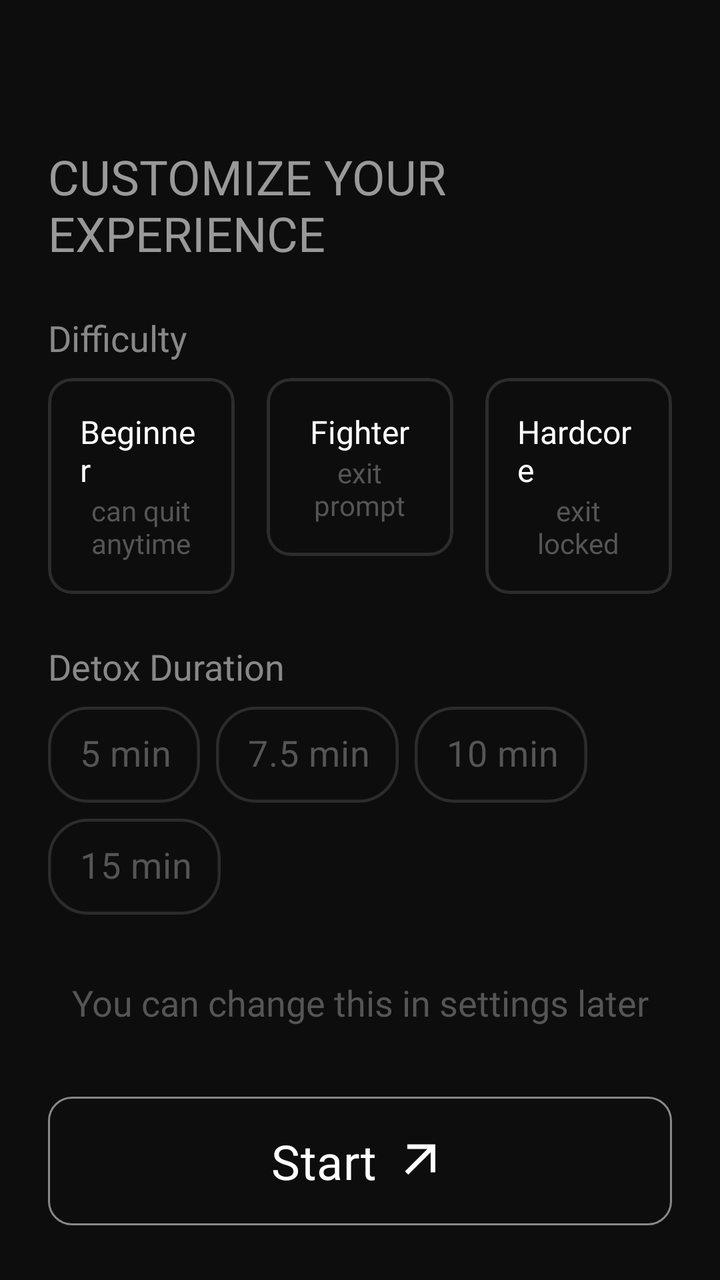
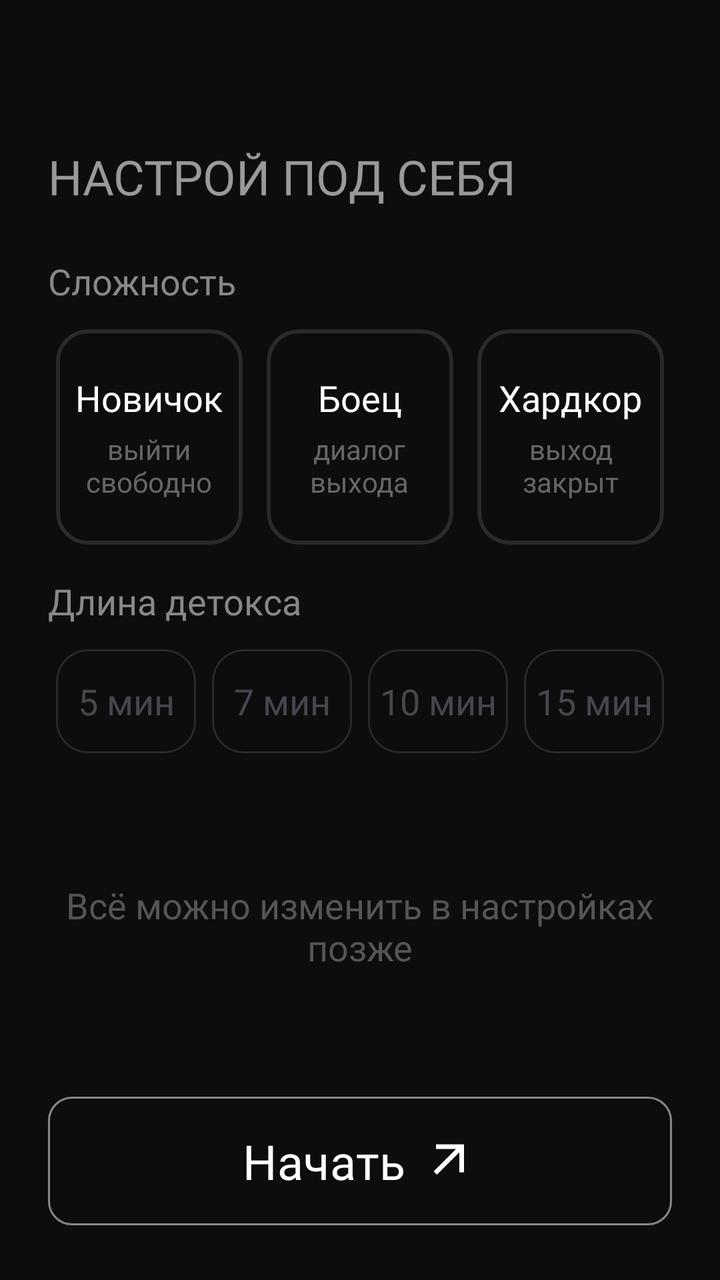

Compare the two renders of this Android layout. The source of the first and the diff that turns it into the second are given below.
<!-- AndroidManifest.xml: application theme Theme.BoredomFocus -->
<!-- res/layout/onboarding_fragment_third.xml -->
<?xml version="1.0" encoding="utf-8"?>
<androidx.constraintlayout.widget.ConstraintLayout xmlns:android="http://schemas.android.com/apk/res/android"
    xmlns:app="http://schemas.android.com/apk/res-auto"
    xmlns:tools="http://schemas.android.com/tools"
    android:id="@+id/onboarding3"
    android:layout_width="match_parent"
    android:layout_height="match_parent"
    android:background="#0D0D0D"
    android:padding="24dp">

    <TextView
        android:id="@+id/tvOnboarding3Title"
        android:layout_width="wrap_content"
        android:layout_height="wrap_content"
        android:fontFamily="@font/inter_medium"
        android:text="Customize Your Experience"
        android:textAllCaps="true"
        android:textColor="#999999"
        android:textSize="24sp"
        android:layout_marginTop="48dp"
        app:layout_constraintStart_toStartOf="parent"
        app:layout_constraintTop_toTopOf="parent" />

    <TextView
        android:id="@+id/tvOnboarding3Difficulty"
        android:layout_width="wrap_content"
        android:layout_height="wrap_content"
        android:text="Difficulty"
        android:fontFamily="@font/inter_regular"
        android:textSize="18sp"
        android:textColor="#888888"
        android:layout_marginTop="24dp"
        android:paddingBottom="8dp"
        app:layout_constraintStart_toStartOf="parent"
        app:layout_constraintTop_toBottomOf="@+id/tvOnboarding3Title" />

    <com.google.android.material.card.MaterialCardView
        android:id="@+id/cardOnboarding3Beginner"
        android:layout_width="0dp"
        android:layout_height="wrap_content"
        android:layout_weight="1"
        android:checkable="true"
        android:clickable="true"
        android:focusable="true"
        app:cardBackgroundColor="#0D0D0D"
        app:layout_constraintEnd_toStartOf="@+id/cardOnboarding3Fighter"
        app:layout_constraintHorizontal_bias="0.5"
        app:layout_constraintStart_toStartOf="parent"
        app:layout_constraintTop_toBottomOf="@+id/tvOnboarding3Difficulty"
        app:strokeColor="@color/stroke_beginner"
        app:strokeWidth="1.5dp">

        <LinearLayout
            android:layout_width="match_parent"
            android:layout_height="match_parent"
            android:gravity="center"
            android:orientation="vertical"
            android:padding="16dp">

            <TextView
                android:layout_width="wrap_content"
                android:layout_height="wrap_content"
                android:fontFamily="@font/inter_bold"
                android:text="Beginner"
                android:textColor="@color/white"
                android:textSize="16sp" />

            <TextView
                android:layout_width="wrap_content"
                android:layout_height="wrap_content"
                android:fontFamily="@font/inter_regular"
                android:text="can quit\nanytime"
                android:textColor="#555555" />
        </LinearLayout>
    </com.google.android.material.card.MaterialCardView>

    <com.google.android.material.card.MaterialCardView
        android:id="@+id/cardOnboarding3Fighter"
        android:layout_width="0dp"
        android:layout_height="wrap_content"
        android:layout_weight="1"
        android:checkable="true"
        android:clickable="true"
        android:focusable="true"
        app:cardBackgroundColor="#0D0D0D"
        app:layout_constraintEnd_toStartOf="@+id/cardOnboarding3Hardcore"
        app:layout_constraintHorizontal_bias="0.5"
        app:layout_constraintStart_toEndOf="@+id/cardOnboarding3Beginner"
        app:layout_constraintTop_toBottomOf="@+id/tvOnboarding3Difficulty"
        app:strokeColor="@color/stroke_fighter"
        app:strokeWidth="1.5dp"
        android:layout_marginHorizontal="16dp">

        <LinearLayout
            android:layout_width="match_parent"
            android:layout_height="match_parent"
            android:gravity="center"
            android:orientation="vertical"
            android:padding="16dp">

            <TextView
                android:layout_width="wrap_content"
                android:layout_height="wrap_content"
                android:fontFamily="@font/inter_bold"
                android:text="Fighter"
                android:textColor="@color/white"
                android:textSize="16sp" />

            <TextView
                android:layout_width="wrap_content"
                android:layout_height="wrap_content"
                android:fontFamily="@font/inter_regular"
                android:text="exit\nprompt"
                android:textAlignment="center"
                android:textColor="#555555" />
        </LinearLayout>
    </com.google.android.material.card.MaterialCardView>

    <com.google.android.material.card.MaterialCardView
        android:id="@+id/cardOnboarding3Hardcore"
        android:layout_width="0dp"
        android:layout_height="wrap_content"
        android:layout_weight="1"
        android:checkable="true"
        android:clickable="true"
        android:focusable="true"
        app:cardBackgroundColor="#0D0D0D"
        app:layout_constraintEnd_toEndOf="parent"
        app:layout_constraintHorizontal_bias="0.5"
        app:layout_constraintStart_toEndOf="@+id/cardOnboarding3Fighter"
        app:layout_constraintTop_toBottomOf="@+id/tvOnboarding3Difficulty"
        app:strokeColor="@color/stroke_hardcore"
        app:strokeWidth="1.5dp">

        <LinearLayout
            android:layout_width="match_parent"
            android:layout_height="match_parent"
            android:gravity="center"
            android:orientation="vertical"
            android:padding="16dp">

            <TextView
                android:layout_width="wrap_content"
                android:layout_height="wrap_content"
                android:fontFamily="@font/inter_bold"
                android:text="Hardcore"
                android:textColor="@color/white"
                android:textSize="16sp" />

            <TextView
                android:layout_width="wrap_content"
                android:layout_height="wrap_content"
                android:fontFamily="@font/inter_regular"
                android:text="exit\nlocked"
                android:textAlignment="center"
                android:textColor="#555555" />
        </LinearLayout>
    </com.google.android.material.card.MaterialCardView>


    <TextView
        android:id="@+id/tvOnboarding3DetoxDuration"
        android:layout_width="wrap_content"
        android:layout_height="wrap_content"
        android:text="Detox Duration"
        android:fontFamily="@font/inter_regular"
        android:textSize="18sp"
        android:textColor="#888888"
        android:layout_marginTop="24dp"
        android:paddingBottom="8dp"
        app:layout_constraintStart_toStartOf="parent"
        app:layout_constraintTop_toBottomOf="@+id/cardOnboarding3Beginner" />

    <com.google.android.material.chip.ChipGroup
        android:id="@+id/cgOnboarding3Duration"
        android:layout_width="match_parent"
        android:layout_height="wrap_content"
        app:layout_constraintEnd_toEndOf="parent"
        app:layout_constraintStart_toStartOf="parent"
        app:layout_constraintTop_toBottomOf="@+id/tvOnboarding3DetoxDuration"
        app:singleSelection="true">

        <com.google.android.material.chip.Chip
            style="@style/Widget.MaterialComponents.Chip.Choice"
            android:id="@+id/chipOnboarding3Duration1"
            android:layout_width="wrap_content"
            android:layout_height="wrap_content"
            app:chipMinHeight="50dp"
            app:chipStartPadding="8dp"
            app:chipEndPadding="8dp"
            android:backgroundTint="#0D0D0D"
            android:fontFamily="@font/inter_regular"
            android:text="5 min"
            android:textSize="18sp"
            android:textColor="#555555"
            app:chipCornerRadius="20dp"
            app:chipStrokeColor="@color/stroke_beginner"
            app:chipStrokeWidth="1.5dp"/>

        <com.google.android.material.chip.Chip
            style="@style/Widget.MaterialComponents.Chip.Choice"
            android:id="@+id/chipOnboarding3Duration2"
            android:layout_width="wrap_content"
            android:layout_height="wrap_content"
            app:chipMinHeight="50dp"
            app:chipStartPadding="8dp"
            app:chipEndPadding="8dp"
            android:backgroundTint="#0D0D0D"
            android:fontFamily="@font/inter_regular"
            android:text="7.5 min"
            android:textSize="18sp"
            android:textColor="#555555"
            app:chipCornerRadius="20dp"
            app:chipStrokeColor="@color/stroke_beginner"
            app:chipStrokeWidth="1.5dp"/>

        <com.google.android.material.chip.Chip
            style="@style/Widget.MaterialComponents.Chip.Choice"
            android:id="@+id/chipOnboarding3Duration3"
            android:layout_width="wrap_content"
            android:layout_height="wrap_content"
            app:chipMinHeight="50dp"
            app:chipStartPadding="8dp"
            app:chipEndPadding="8dp"
            android:backgroundTint="#0D0D0D"
            android:fontFamily="@font/inter_regular"
            android:text="10 min"
            android:textSize="18sp"
            android:textColor="#555555"
            app:chipCornerRadius="20dp"
            app:chipStrokeColor="@color/stroke_beginner"
            app:chipStrokeWidth="1.5dp"/>

        <com.google.android.material.chip.Chip
            style="@style/Widget.MaterialComponents.Chip.Choice"
            android:id="@+id/chipOnboarding3Duration4"
            android:layout_width="wrap_content"
            android:layout_height="wrap_content"
            app:chipMinHeight="50dp"
            app:chipStartPadding="8dp"
            app:chipEndPadding="8dp"
            android:backgroundTint="#0D0D0D"
            android:fontFamily="@font/inter_regular"
            android:text="15 min"
            android:textSize="18sp"
            android:textColor="#555555"
            app:chipCornerRadius="20dp"
            app:chipStrokeColor="@color/stroke_beginner"
            app:chipStrokeWidth="1.5dp"/>

    </com.google.android.material.chip.ChipGroup>

    <TextView
        android:id="@+id/tvOnboarding3Description"
        android:layout_width="wrap_content"
        android:layout_height="wrap_content"
        android:fontFamily="@font/inter_medium"
        android:text="You can change this in settings later"
        android:textAlignment="center"
        android:textColor="#555555"
        android:textSize="18sp"
        app:layout_constraintBottom_toTopOf="@+id/lineOnboarding3"
        app:layout_constraintEnd_toEndOf="parent"
        app:layout_constraintStart_toStartOf="parent"
        app:layout_constraintTop_toBottomOf="@+id/cgOnboarding3Duration" />

    <androidx.constraintlayout.widget.Guideline
        android:id="@+id/lineOnboarding3"
        android:layout_width="match_parent"
        android:layout_height="match_parent"
        android:orientation="horizontal"
        app:layout_constraintGuide_percent="0.88"/>
    

    <com.google.android.material.button.MaterialButton
        android:id="@+id/btnOnboarding3Start"
        android:layout_width="match_parent"
        android:layout_height="wrap_content"
        android:backgroundTint="#0D0D0D"
        android:fontFamily="@font/inter_bold"
        android:paddingVertical="16dp"
        android:text="Start"
        android:textColor="@color/white"
        android:textSize="24sp"
        app:cornerRadius="12dp"
        app:icon="@drawable/ic_arrow_right_up"
        app:iconGravity="textEnd"
        app:iconSize="28dp"
        app:iconTint="@color/white"
        app:layout_constraintBottom_toBottomOf="parent"
        app:layout_constraintEnd_toEndOf="parent"
        app:layout_constraintHorizontal_bias="0.5"
        app:layout_constraintStart_toStartOf="parent"
        app:layout_constraintTop_toTopOf="@+id/lineOnboarding3"
        app:strokeColor="#888888"
        app:strokeWidth="1dp" />

</androidx.constraintlayout.widget.ConstraintLayout>
<!-- resources referenced by this layout -->
<resources>
  <color name="white">#FFFFFFFF</color>
  <!-- drawable ic_arrow_right_up (drawable) -->
  <vector xmlns:android="http://schemas.android.com/apk/res/android" android:autoMirrored="true" android:height="24dp" android:tint="#000000" android:viewportHeight="960" android:viewportWidth="960" android:width="24dp">
        
      <path android:fillColor="@android:color/white" android:pathData="M256,720L200,664L584,280L240,280L240,200L720,200L720,680L640,680L640,336L256,720Z"/>
      
  </vector>
  <style name="Theme.BoredomFocus" parent="Base.Theme.BoredomFocus" />
  <style name="Base.Theme.BoredomFocus" parent="Theme.Material3.DayNight.NoActionBar">
          
          
      </style>
</resources>

<!-- the commit's change to res/layout/onboarding_fragment_third.xml (unified diff, before → after) -->
@@ -13,7 +13,7 @@
         android:layout_width="wrap_content"
         android:layout_height="wrap_content"
         android:fontFamily="@font/inter_medium"
-        android:text="Customize Your Experience"
+        android:text="Настрой под себя"
         android:textAllCaps="true"
         android:textColor="#999999"
         android:textSize="24sp"
@@ -25,7 +25,7 @@
         android:id="@+id/tvOnboarding3Difficulty"
         android:layout_width="wrap_content"
         android:layout_height="wrap_content"
-        android:text="Difficulty"
+        android:text="Сложность"
         android:fontFamily="@font/inter_regular"
         android:textSize="18sp"
         android:textColor="#888888"
@@ -34,235 +34,242 @@
         app:layout_constraintStart_toStartOf="parent"
         app:layout_constraintTop_toBottomOf="@+id/tvOnboarding3Title" />
 
-    <com.google.android.material.card.MaterialCardView
-        android:id="@+id/cardOnboarding3Beginner"
+    <LinearLayout
+        android:id="@+id/llSettingsDifficultyButtons"
         android:layout_width="0dp"
         android:layout_height="wrap_content"
-        android:layout_weight="1"
-        android:checkable="true"
-        android:clickable="true"
-        android:focusable="true"
-        app:cardBackgroundColor="#0D0D0D"
-        app:layout_constraintEnd_toStartOf="@+id/cardOnboarding3Fighter"
-        app:layout_constraintHorizontal_bias="0.5"
-        app:layout_constraintStart_toStartOf="parent"
-        app:layout_constraintTop_toBottomOf="@+id/tvOnboarding3Difficulty"
-        app:strokeColor="@color/stroke_beginner"
-        app:strokeWidth="1.5dp">
-
-        <LinearLayout
-            android:layout_width="match_parent"
-            android:layout_height="match_parent"
-            android:gravity="center"
-            android:orientation="vertical"
-            android:padding="16dp">
-
-            <TextView
-                android:layout_width="wrap_content"
-                android:layout_height="wrap_content"
-                android:fontFamily="@font/inter_bold"
-                android:text="Beginner"
-                android:textColor="@color/white"
-                android:textSize="16sp" />
-
-            <TextView
-                android:layout_width="wrap_content"
-                android:layout_height="wrap_content"
-                android:fontFamily="@font/inter_regular"
-                android:text="can quit\nanytime"
-                android:textColor="#555555" />
-        </LinearLayout>
-    </com.google.android.material.card.MaterialCardView>
-
-    <com.google.android.material.card.MaterialCardView
-        android:id="@+id/cardOnboarding3Fighter"
-        android:layout_width="0dp"
-        android:layout_height="wrap_content"
-        android:layout_weight="1"
-        android:checkable="true"
-        android:clickable="true"
-        android:focusable="true"
-        app:cardBackgroundColor="#0D0D0D"
-        app:layout_constraintEnd_toStartOf="@+id/cardOnboarding3Hardcore"
-        app:layout_constraintHorizontal_bias="0.5"
-        app:layout_constraintStart_toEndOf="@+id/cardOnboarding3Beginner"
-        app:layout_constraintTop_toBottomOf="@+id/tvOnboarding3Difficulty"
-        app:strokeColor="@color/stroke_fighter"
-        app:strokeWidth="1.5dp"
-        android:layout_marginHorizontal="16dp">
-
-        <LinearLayout
-            android:layout_width="match_parent"
-            android:layout_height="match_parent"
-            android:gravity="center"
-            android:orientation="vertical"
-            android:padding="16dp">
-
-            <TextView
-                android:layout_width="wrap_content"
-                android:layout_height="wrap_content"
-                android:fontFamily="@font/inter_bold"
-                android:text="Fighter"
-                android:textColor="@color/white"
-                android:textSize="16sp" />
-
-            <TextView
-                android:layout_width="wrap_content"
-                android:layout_height="wrap_content"
-                android:fontFamily="@font/inter_regular"
-                android:text="exit\nprompt"
-                android:textAlignment="center"
-                android:textColor="#555555" />
-        </LinearLayout>
-    </com.google.android.material.card.MaterialCardView>
-
-    <com.google.android.material.card.MaterialCardView
-        android:id="@+id/cardOnboarding3Hardcore"
-        android:layout_width="0dp"
-        android:layout_height="wrap_content"
-        android:layout_weight="1"
-        android:checkable="true"
-        android:clickable="true"
-        android:focusable="true"
-        app:cardBackgroundColor="#0D0D0D"
+        android:orientation="horizontal"
+        android:paddingHorizontal="4dp"
+        android:paddingVertical="4dp"
         app:layout_constraintEnd_toEndOf="parent"
-        app:layout_constraintHorizontal_bias="0.5"
-        app:layout_constraintStart_toEndOf="@+id/cardOnboarding3Fighter"
-        app:layout_constraintTop_toBottomOf="@+id/tvOnboarding3Difficulty"
-        app:strokeColor="@color/stroke_hardcore"
-        app:strokeWidth="1.5dp">
-
-        <LinearLayout
-            android:layout_width="match_parent"
-            android:layout_height="match_parent"
-            android:gravity="center"
-            android:orientation="vertical"
-            android:padding="16dp">
-
-            <TextView
-                android:layout_width="wrap_content"
-                android:layout_height="wrap_content"
-                android:fontFamily="@font/inter_bold"
-                android:text="Hardcore"
-                android:textColor="@color/white"
-                android:textSize="16sp" />
-
-            <TextView
-                android:layout_width="wrap_content"
-                android:layout_height="wrap_content"
-                android:fontFamily="@font/inter_regular"
-                android:text="exit\nlocked"
-                android:textAlignment="center"
-                android:textColor="#555555" />
-        </LinearLayout>
-    </com.google.android.material.card.MaterialCardView>
-
+        app:layout_constraintStart_toStartOf="parent"
+        app:layout_constraintTop_toBottomOf="@+id/tvOnboarding3Difficulty">
+
+        <com.google.android.material.card.MaterialCardView
+            android:id="@+id/cardDifficultyBeginner"
+            android:layout_width="0dp"
+            android:layout_height="wrap_content"
+            android:layout_weight="1"
+            app:cardBackgroundColor="@android:color/transparent"
+            app:cardCornerRadius="16dp"
+            app:strokeColor="@color/card_unselected"
+            app:strokeWidth="2dp">
+
+            <LinearLayout
+                android:layout_width="match_parent"
+                android:layout_height="match_parent"
+                android:gravity="center"
+                android:orientation="vertical"
+                android:paddingVertical="22dp">
+
+                <TextView
+                    android:id="@+id/tvDifficultyBeginner"
+                    android:layout_width="wrap_content"
+                    android:layout_height="wrap_content"
+                    android:fontFamily="@font/inter_bold"
+                    android:text="Новичок"
+                    android:textColor="@color/white"
+                    android:textSize="18sp" />
+
+                <TextView
+                    android:id="@+id/tvDifficultyBeginner2"
+                    android:layout_width="wrap_content"
+                    android:layout_height="wrap_content"
+                    android:layout_marginTop="4dp"
+                    android:fontFamily="@font/inter_regular"
+                    android:gravity="center"
+                    android:text="выйти\nсвободно"
+                    android:textColor="#666666"
+                    android:textSize="14sp" />
+
+            </LinearLayout>
+
+        </com.google.android.material.card.MaterialCardView>
+
+        <com.google.android.material.card.MaterialCardView
+            android:id="@+id/cardDifficultyFighter"
+            android:layout_width="0dp"
+            android:layout_height="wrap_content"
+            android:layout_marginStart="12dp"
+            android:layout_marginEnd="12dp"
+            android:layout_weight="1"
+            app:cardBackgroundColor="@android:color/transparent"
+            app:cardCornerRadius="16dp"
+            app:strokeColor="@color/card_unselected"
+            app:strokeWidth="2dp">
+
+            <LinearLayout
+                android:layout_width="match_parent"
+                android:layout_height="match_parent"
+                android:gravity="center"
+                android:orientation="vertical"
+                android:paddingVertical="22dp">
+
+                <TextView
+                    android:id="@+id/tvDifficultyFighter"
+                    android:layout_width="wrap_content"
+                    android:layout_height="wrap_content"
+                    android:fontFamily="@font/inter_bold"
+                    android:text="Боец"
+                    android:textColor="@color/white"
+                    android:textSize="18sp" />
+
+                <TextView
+                    android:id="@+id/tvDifficultyFighter2"
+                    android:layout_width="wrap_content"
+                    android:layout_height="wrap_content"
+                    android:layout_marginTop="4dp"
+                    android:fontFamily="@font/inter_regular"
+                    android:gravity="center"
+                    android:text="диалог\nвыхода"
+                    android:textColor="#666666"
+                    android:textSize="14sp" />
+
+            </LinearLayout>
+
+        </com.google.android.material.card.MaterialCardView>
+
+        <com.google.android.material.card.MaterialCardView
+            android:id="@+id/cardDifficultyHardcore"
+            android:layout_width="0dp"
+            android:layout_height="wrap_content"
+            android:layout_weight="1"
+            app:cardBackgroundColor="@android:color/transparent"
+            app:cardCornerRadius="16dp"
+            app:strokeColor="@color/card_unselected"
+            app:strokeWidth="2dp">
+
+            <LinearLayout
+                android:layout_width="match_parent"
+                android:layout_height="match_parent"
+                android:gravity="center"
+                android:orientation="vertical"
+                android:paddingVertical="22dp">
+
+                <TextView
+                    android:id="@+id/tvDifficultyHardcore"
+                    android:layout_width="wrap_content"
+                    android:layout_height="wrap_content"
+                    android:fontFamily="@font/inter_bold"
+                    android:text="Хардкор"
+                    android:textColor="@color/white"
+                    android:textSize="18sp" />
+
+                <TextView
+                    android:id="@+id/tvDifficultyHardcore2"
+                    android:layout_width="wrap_content"
+                    android:layout_height="wrap_content"
+                    android:layout_marginTop="4dp"
+                    android:fontFamily="@font/inter_regular"
+                    android:gravity="center"
+                    android:text="выход\nзакрыт"
+                    android:textColor="#666666"
+                    android:textSize="14sp" />
+
+            </LinearLayout>
+
+        </com.google.android.material.card.MaterialCardView>
+
+    </LinearLayout>
 
     <TextView
         android:id="@+id/tvOnboarding3DetoxDuration"
         android:layout_width="wrap_content"
         android:layout_height="wrap_content"
-        android:text="Detox Duration"
         android:fontFamily="@font/inter_regular"
+        android:paddingBottom="8dp"
+        android:text="Длина детокса"
+        android:textColor="#888888"
         android:textSize="18sp"
-        android:textColor="#888888"
-        android:layout_marginTop="24dp"
-        android:paddingBottom="8dp"
-        app:layout_constraintStart_toStartOf="parent"
-        app:layout_constraintTop_toBottomOf="@+id/cardOnboarding3Beginner" />
-
-    <com.google.android.material.chip.ChipGroup
-        android:id="@+id/cgOnboarding3Duration"
-        android:layout_width="match_parent"
-        android:layout_height="wrap_content"
+        android:layout_marginTop="12dp"
+        app:layout_constraintStart_toStartOf="parent"
+        app:layout_constraintTop_toBottomOf="@+id/llSettingsDifficultyButtons" />
+
+    <LinearLayout
+        android:id="@+id/llSettingsTimeButtons"
+        android:layout_width="0dp"
+        android:layout_height="wrap_content"
+        android:orientation="horizontal"
+        android:paddingVertical="4dp"
         app:layout_constraintEnd_toEndOf="parent"
         app:layout_constraintStart_toStartOf="parent"
-        app:layout_constraintTop_toBottomOf="@+id/tvOnboarding3DetoxDuration"
-        app:singleSelection="true">
-
-        <com.google.android.material.chip.Chip
-            style="@style/Widget.MaterialComponents.Chip.Choice"
-            android:id="@+id/chipOnboarding3Duration1"
-            android:layout_width="wrap_content"
-            android:layout_height="wrap_content"
-            app:chipMinHeight="50dp"
-            app:chipStartPadding="8dp"
-            app:chipEndPadding="8dp"
-            android:backgroundTint="#0D0D0D"
-            android:fontFamily="@font/inter_regular"
-            android:text="5 min"
-            android:textSize="18sp"
-            android:textColor="#555555"
-            app:chipCornerRadius="20dp"
-            app:chipStrokeColor="@color/stroke_beginner"
-            app:chipStrokeWidth="1.5dp"/>
-
-        <com.google.android.material.chip.Chip
-            style="@style/Widget.MaterialComponents.Chip.Choice"
-            android:id="@+id/chipOnboarding3Duration2"
-            android:layout_width="wrap_content"
-            android:layout_height="wrap_content"
-            app:chipMinHeight="50dp"
-            app:chipStartPadding="8dp"
-            app:chipEndPadding="8dp"
-            android:backgroundTint="#0D0D0D"
-            android:fontFamily="@font/inter_regular"
-            android:text="7.5 min"
-            android:textSize="18sp"
-            android:textColor="#555555"
-            app:chipCornerRadius="20dp"
-            app:chipStrokeColor="@color/stroke_beginner"
-            app:chipStrokeWidth="1.5dp"/>
-
-        <com.google.android.material.chip.Chip
-            style="@style/Widget.MaterialComponents.Chip.Choice"
-            android:id="@+id/chipOnboarding3Duration3"
-            android:layout_width="wrap_content"
-            android:layout_height="wrap_content"
-            app:chipMinHeight="50dp"
-            app:chipStartPadding="8dp"
-            app:chipEndPadding="8dp"
-            android:backgroundTint="#0D0D0D"
-            android:fontFamily="@font/inter_regular"
-            android:text="10 min"
-            android:textSize="18sp"
-            android:textColor="#555555"
-            app:chipCornerRadius="20dp"
-            app:chipStrokeColor="@color/stroke_beginner"
-            app:chipStrokeWidth="1.5dp"/>
-
-        <com.google.android.material.chip.Chip
-            style="@style/Widget.MaterialComponents.Chip.Choice"
-            android:id="@+id/chipOnboarding3Duration4"
-            android:layout_width="wrap_content"
-            android:layout_height="wrap_content"
-            app:chipMinHeight="50dp"
-            app:chipStartPadding="8dp"
-            app:chipEndPadding="8dp"
-            android:backgroundTint="#0D0D0D"
-            android:fontFamily="@font/inter_regular"
-            android:text="15 min"
-            android:textSize="18sp"
-            android:textColor="#555555"
-            app:chipCornerRadius="20dp"
-            app:chipStrokeColor="@color/stroke_beginner"
-            app:chipStrokeWidth="1.5dp"/>
-
-    </com.google.android.material.chip.ChipGroup>
+        app:layout_constraintTop_toBottomOf="@+id/tvOnboarding3DetoxDuration">
+
+        <com.google.android.material.card.MaterialCardView
+            android:id="@+id/cardTimeFive"
+            style="@style/DurationChoiceStyle2"
+            android:layout_weight="1">
+
+            <TextView
+                android:layout_width="match_parent"
+                android:layout_height="match_parent"
+                android:fontFamily="@font/inter_medium"
+                android:gravity="center"
+                android:text="5 мин"
+                android:textSize="18sp" />
+
+        </com.google.android.material.card.MaterialCardView>
+
+        <com.google.android.material.card.MaterialCardView
+            android:id="@+id/cardTimeSeven"
+            style="@style/DurationChoiceStyle2"
+            android:layout_weight="1">
+
+            <TextView
+                android:layout_width="match_parent"
+                android:layout_height="match_parent"
+                android:fontFamily="@font/inter_medium"
+                android:gravity="center"
+                android:text="7 мин"
+                android:textSize="18sp" />
+
+        </com.google.android.material.card.MaterialCardView>
+
+        <com.google.android.material.card.MaterialCardView
+            android:id="@+id/cardTimeTen"
+            style="@style/DurationChoiceStyle2"
+            android:layout_weight="1">
+
+            <TextView
+                android:layout_width="match_parent"
+                android:layout_height="match_parent"
+                android:fontFamily="@font/inter_medium"
+                android:gravity="center"
+                android:text="10 мин"
+                android:textSize="18sp" />
+
+        </com.google.android.material.card.MaterialCardView>
+
+        <com.google.android.material.card.MaterialCardView
+            android:id="@+id/cardTimeFifteen"
+            style="@style/DurationChoiceStyle2"
+            android:layout_weight="1">
+
+            <TextView
+                android:layout_width="match_parent"
+                android:layout_height="match_parent"
+                android:fontFamily="@font/inter_medium"
+                android:gravity="center"
+                android:text="15 мин"
+                android:textSize="18sp" />
+
+        </com.google.android.material.card.MaterialCardView>
+
+    </LinearLayout>
 
     <TextView
         android:id="@+id/tvOnboarding3Description"
         android:layout_width="wrap_content"
         android:layout_height="wrap_content"
         android:fontFamily="@font/inter_medium"
-        android:text="You can change this in settings later"
+        android:text="Всё можно изменить в настройках позже"
         android:textAlignment="center"
         android:textColor="#555555"
         android:textSize="18sp"
         app:layout_constraintBottom_toTopOf="@+id/lineOnboarding3"
         app:layout_constraintEnd_toEndOf="parent"
         app:layout_constraintStart_toStartOf="parent"
-        app:layout_constraintTop_toBottomOf="@+id/cgOnboarding3Duration" />
+        app:layout_constraintTop_toBottomOf="@+id/llSettingsTimeButtons" />
 
     <androidx.constraintlayout.widget.Guideline
         android:id="@+id/lineOnboarding3"
@@ -270,7 +277,6 @@
         android:layout_height="match_parent"
         android:orientation="horizontal"
         app:layout_constraintGuide_percent="0.88"/>
-    
 
     <com.google.android.material.button.MaterialButton
         android:id="@+id/btnOnboarding3Start"
@@ -279,7 +285,7 @@
         android:backgroundTint="#0D0D0D"
         android:fontFamily="@font/inter_bold"
         android:paddingVertical="16dp"
-        android:text="Start"
+        android:text="Начать"
         android:textColor="@color/white"
         android:textSize="24sp"
         app:cornerRadius="12dp"
<!-- resource entries referenced after the edit -->
@@ -1,5 +1,6 @@
 <!-- resources referenced by this layout -->
 <resources>
+  <color name="card_unselected">#2A2A2A</color>
   <color name="white">#FFFFFFFF</color>
   <!-- drawable ic_arrow_right_up (drawable) -->
   <vector xmlns:android="http://schemas.android.com/apk/res/android" android:autoMirrored="true" android:height="24dp" android:tint="#000000" android:viewportHeight="960" android:viewportWidth="960" android:width="24dp">
@@ -7,6 +8,19 @@
       <path android:fillColor="@android:color/white" android:pathData="M256,720L200,664L584,280L240,280L240,200L720,200L720,680L640,680L640,336L256,720Z"/>
       
   </vector>
+  <style name="DurationChoiceStyle2">
+          <item name="android:layout_width">0dp</item>
+          <item name="android:layout_height">52dp</item>
+          <item name="android:layout_marginEnd">4dp</item>
+          <item name="android:layout_marginStart">4dp</item>
+  
+          <item name="cardCornerRadius">16dp</item>
+          <item name="cardBackgroundColor">@android:color/transparent</item>
+  
+          <item name="strokeWidth">1dp</item>
+          <item name="strokeColor">#2A2A2A</item>
+  
+      </style>
   <style name="Theme.BoredomFocus" parent="Base.Theme.BoredomFocus" />
   <style name="Base.Theme.BoredomFocus" parent="Theme.Material3.DayNight.NoActionBar">
           
